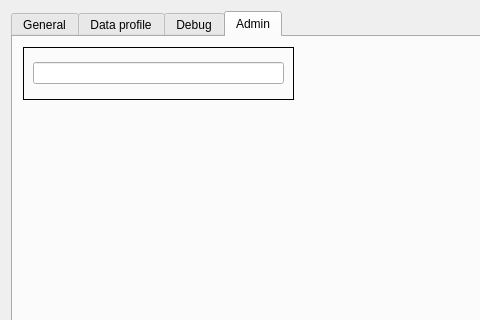
Before: the Qt Designer form ui/dialogSettings.ui in VCityTeam/3DUSE, drawn with Qt 5; both pictures show x 0 to 480 and y 0 to 320 of the 1066 by 723 pixel window.
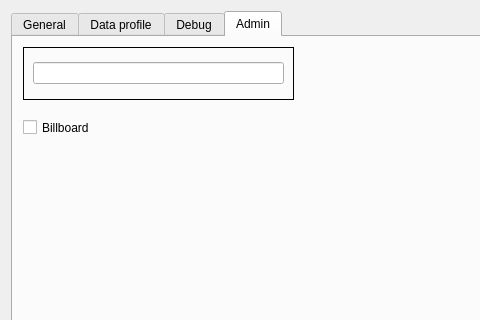
After: the same form once the commit is applied. The open tabs and pages were chosen to show the change.

Patch:
```diff
--- a/ui/dialogSettings.ui
+++ b/ui/dialogSettings.ui
@@ -426,6 +426,19 @@
         </item>
        </layout>
       </widget>
+      <widget class="QCheckBox" name="checkBoxBillboard">
+       <property name="geometry">
+        <rect>
+         <x>10</x>
+         <y>70</y>
+         <width>281</width>
+         <height>41</height>
+        </rect>
+       </property>
+       <property name="text">
+        <string>Billboard</string>
+       </property>
+      </widget>
      </widget>
     </widget>
    </item>
```
Left out of the diff: 2 changed lines with no effect on the pictures.
